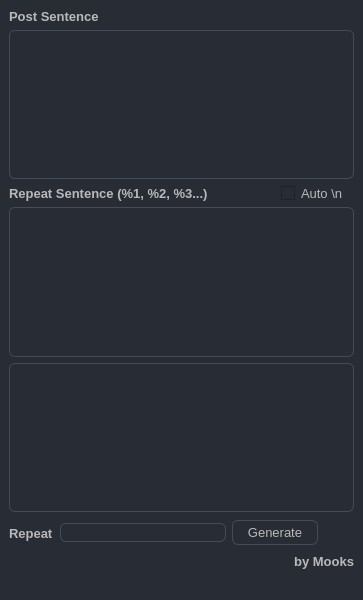
Qt form mainwindow.ui (J-Mook/SequentialNumberGenerator) before a commit.
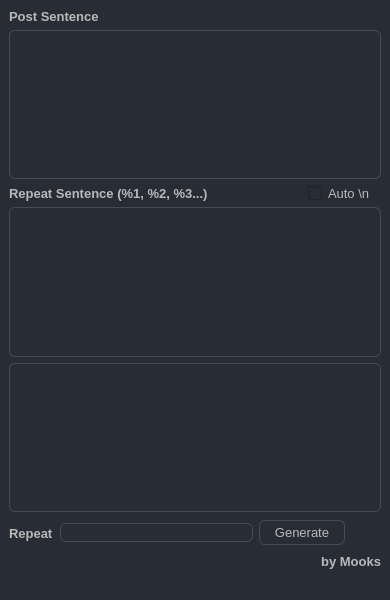
The same form after that commit. Icons and pictures are not drawn.

Commit message: refactor: update regex usage and improve UI dimensions

Patch:
```diff
--- a/mainwindow.ui
+++ b/mainwindow.ui
@@ -6,7 +6,7 @@
    <rect>
     <x>0</x>
     <y>0</y>
-    <width>363</width>
+    <width>390</width>
     <height>600</height>
    </rect>
   </property>
@@ -232,6 +232,7 @@
 QListView,
 QTreeView,
 QTableView,
+QTableCornerButton::section,
 QAbstractSpinBox {
   background-color: #282c34;
   color: #b9b9b9;
```
Left out of the diff: 8 changed lines with no effect on the pictures. The commit also changes 3 other files.
